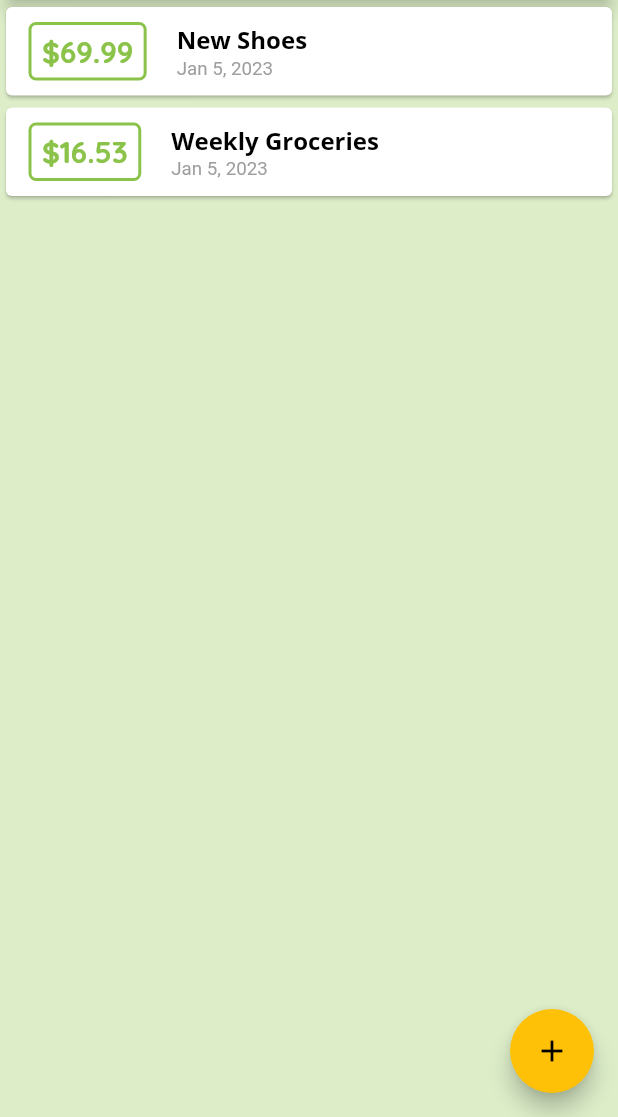
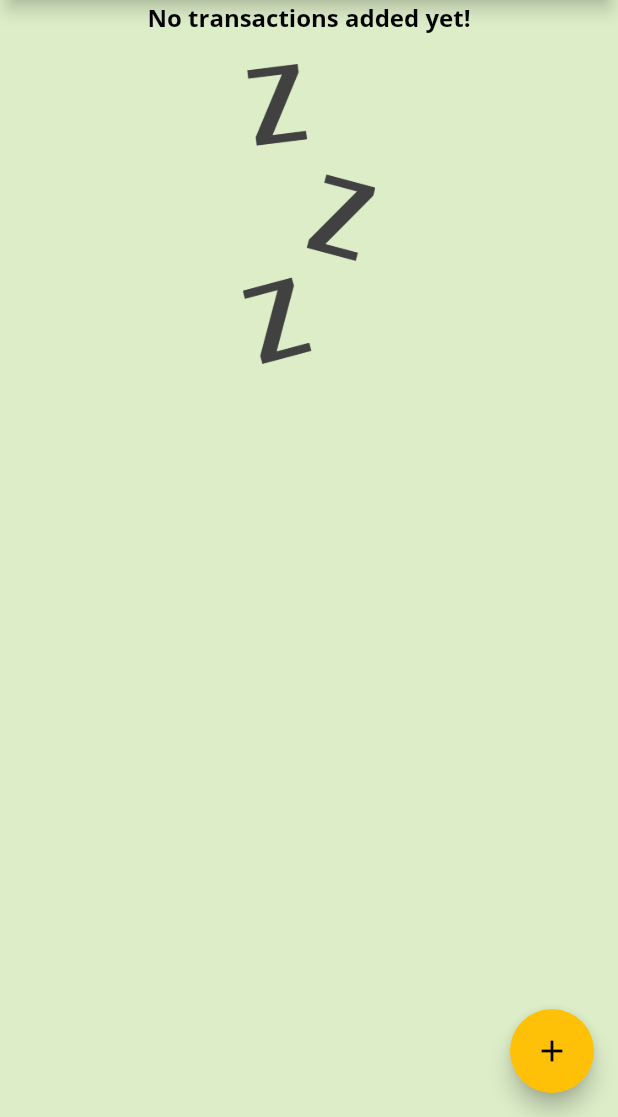
Before and after one commit to imGtheCoder/personal-expenses-app, a Flutter app: the screen it shows after launch, on a phone screen of 412 x 824 dp, the part 119-1236 px from its top. Run offline on Flutter 3.47's test engine with Material 2 defaults, Android fonts, the phone set to English and light mode, and no system bars.

Commit message:
Added a placeholder for an empty list of transactions

```diff
--- a/lib/main.dart
+++ b/lib/main.dart
@@ -42,18 +42,18 @@ class MyHomePage extends StatefulWidget {
 
 class _MyHomePageState extends State<MyHomePage> {
   final List<Transaction> _userTransactions = [
-    Transaction(
-      id: 't1',
-      title: 'New Shoes',
-      amount: 69.99,
-      date: DateTime.now(),
-    ),
-    Transaction(
-      id: 't2',
-      title: 'Weekly Groceries',
-      amount: 16.53,
-      date: DateTime.now(),
-    ),
+    // Transaction(
+    //   id: 't1',
+    //   title: 'New Shoes',
+    //   amount: 69.99,
+    //   date: DateTime.now(),
+    // ),
+    // Transaction(
+    //   id: 't2',
+    //   title: 'Weekly Groceries',
+    //   amount: 16.53,
+    //   date: DateTime.now(),
+    // ),
   ];
 
   void _addNewTransaction(String txTitle, double txAmount) {
--- a/lib/widgets/transaction_list.dart
+++ b/lib/widgets/transaction_list.dart
@@ -10,7 +10,23 @@ class TransactionList extends StatelessWidget {
   Widget build(BuildContext context) {
     return Container(
       height: 300,
-      child: ListView.builder(
+      child: transactions.isEmpty
+          ? Column(
+              children: [
+                Text(
+                  'No transactions added yet!',
+                  style: Theme.of(context).textTheme.caption,
+                ),
+                SizedBox(
+                  height: 20,
+                ),
+                Container(
+                    height: 200,
+                    child: Image.asset('assets/images/waiting.png',
+                        fit: BoxFit.cover)),
+              ],
+            )
+          : ListView.builder(
               itemBuilder: (ctx, index) {
                 return Card(
                   child: Row(
@@ -18,8 +34,10 @@ class TransactionList extends StatelessWidget {
                     crossAxisAlignment: CrossAxisAlignment.center,
                     children: <Widget>[
                       Container(
-                  margin: EdgeInsets.symmetric(vertical: 10, horizontal: 15),
-                  padding: EdgeInsets.symmetric(vertical: 5, horizontal: 7),
+                        margin:
+                            EdgeInsets.symmetric(vertical: 10, horizontal: 15),
+                        padding:
+                            EdgeInsets.symmetric(vertical: 5, horizontal: 7),
                         decoration: BoxDecoration(
                           border: Border.all(
                             color: Theme.of(context).primaryColor,
@@ -48,7 +66,8 @@ class TransactionList extends StatelessWidget {
                               style: Theme.of(context).textTheme.caption,
                             ),
                             Text(
-                        DateFormat.yMMMd().format(transactions[index].date),
+                              DateFormat.yMMMd()
+                                  .format(transactions[index].date),
                               style: TextStyle(
                                   fontSize: 12.5,
                                   fontWeight: FontWeight.normal,
--- a/pubspec.yaml
+++ b/pubspec.yaml
@@ -46,9 +46,8 @@ flutter:
   uses-material-design: true
 
   # To add assets to your application, add an assets section, like this:
-  # assets:
-  #   - images/a_dot_burr.jpeg
-  #   - images/a_dot_ham.jpeg
+  assets:
+    - assets/images/waiting.png
 
   # An image asset can refer to one or more resolution-specific "variants", see
   # https://flutter.dev/assets-and-images/#resolution-aware.
```
Also changed, not shown: assets/images/waiting.png (added). Lines whose indentation alone changed are shown as unchanged.
